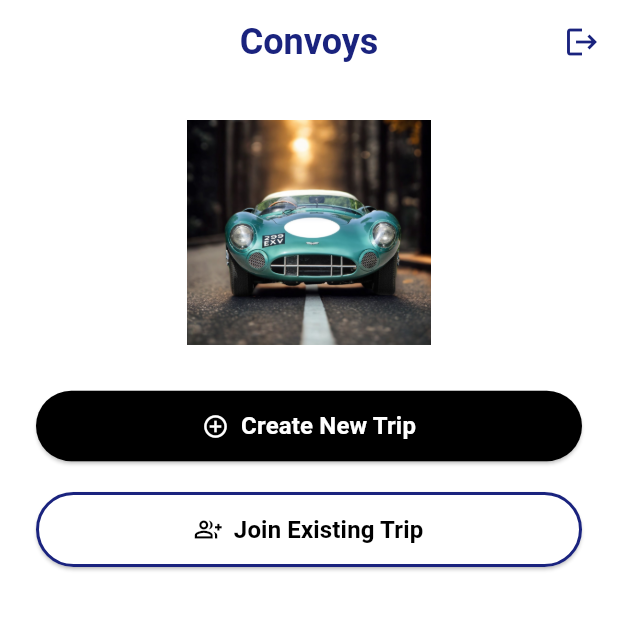
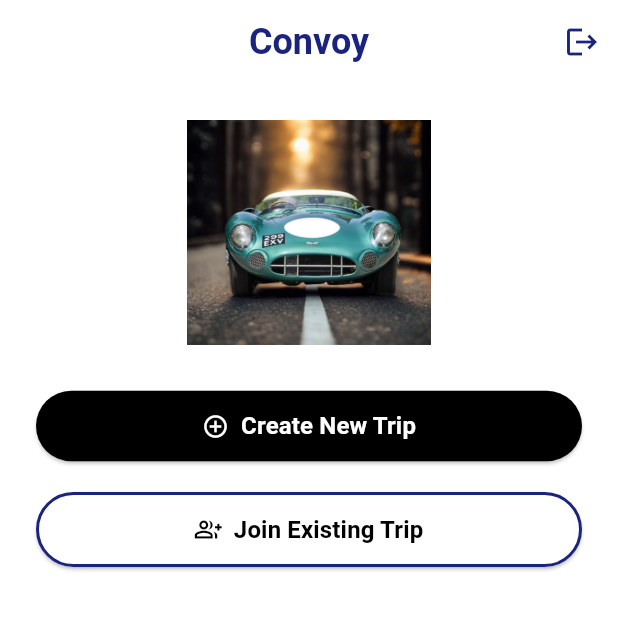
Before and after one commit to mashoodji/Convay-latest-, a Flutter app: the screen it shows once a user with an empty profile is signed in, on a phone screen of 412 x 824 dp, the top half of it. Run offline on Flutter 3.47's test engine with Material 3 defaults, Android fonts, the phone set to English and light mode, and no system bars; our stand-ins replace cloud_firestore, firebase_auth, firebase_core, firebase_database, flutter_local_notifications, geocoding and 4 more; missing offline and left inert: flutter_background_service, flutter_polyline_points; accounts and stored records are empty.

Commit message:
by(mashood)

```diff
--- a/lib/screens/home/home_screen.dart
+++ b/lib/screens/home/home_screen.dart
@@ -16,7 +16,7 @@ class HomeScreen extends StatelessWidget {
       backgroundColor: Colors.white, // Set background to white
       appBar: AppBar(
         title: const Text(
-          'Convoys',
+          'Convoy',
           style: TextStyle(
             color: Color(0xFF1A237E), // Dark blue for app bar title
             fontWeight: FontWeight.bold,
```
